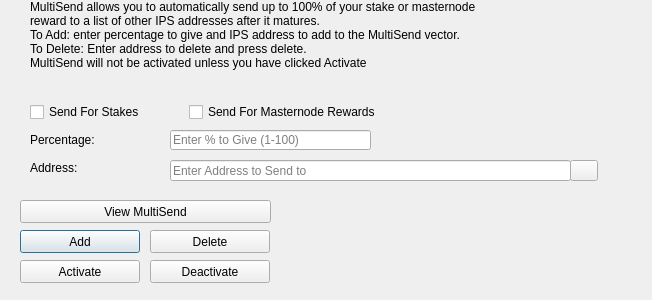
Old version of the form src/qt/forms/multisenddialog.ui in the repository hazzardt/midas.
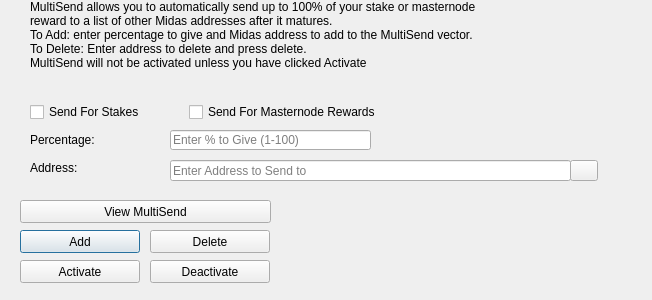
New version of the form. Icons and pictures are not drawn.

```diff
--- a/src/qt/forms/multisenddialog.ui
+++ b/src/qt/forms/multisenddialog.ui
@@ -61,8 +61,8 @@
     <number>1</number>
    </property>
    <property name="text">
-    <string>MultiSend allows you to automatically send up to 100% of your stake or masternode reward to a list of other IPS addresses after it matures.
-To Add: enter percentage to give and IPS address to add to the MultiSend vector.
+    <string>MultiSend allows you to automatically send up to 100% of your stake or masternode reward to a list of other Midas addresses after it matures.
+To Add: enter percentage to give and Midas address to add to the MultiSend vector.
 To Delete: Enter address to delete and press delete.
 MultiSend will not be activated unless you have clicked Activate</string>
    </property>
```
Left out of the diff: 4 changed lines with no effect on the pictures.
